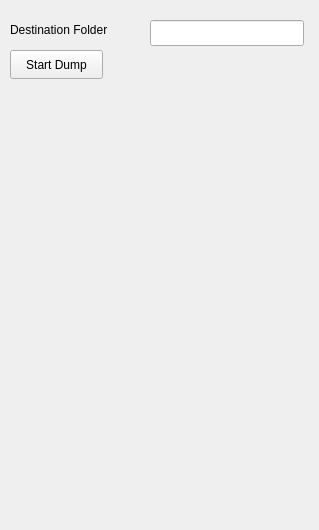
Before: the Qt Designer form cpp/dcmdump_plugin/plugin.ui in IMAGE-ET/DicomLab, drawn with Qt 5.
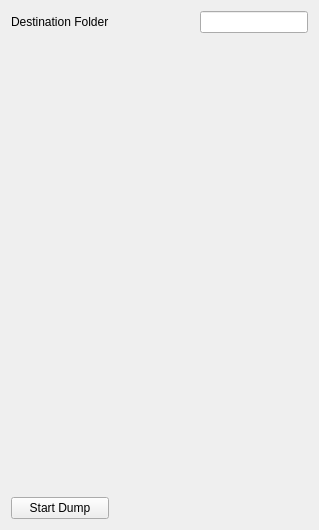
After: the same form once the commit is applied.

```diff
--- a/cpp/dcmdump_plugin/plugin.ui
+++ b/cpp/dcmdump_plugin/plugin.ui
@@ -13,42 +13,51 @@
   <property name="windowTitle">
    <string>Form</string>
   </property>
+  <layout class="QGridLayout" name="gridLayout">
+   <item row="0" column="0">
   <widget class="QLabel" name="lblDestinationFolder">
-   <property name="geometry">
-    <rect>
-     <x>10</x>
-     <y>20</y>
-     <width>122</width>
-     <height>20</height>
-    </rect>
-   </property>
    <property name="text">
     <string>Destination Folder</string>
    </property>
   </widget>
-  <widget class="QLineEdit" name="edtDestinationFolder">
-   <property name="geometry">
-    <rect>
-     <x>150</x>
-     <y>20</y>
-     <width>154</width>
-     <height>26</height>
-    </rect>
-   </property>
-  </widget>
+   </item>
+   <item row="0" column="1">
+    <spacer name="horizontalSpacer">
+     <property name="orientation">
+      <enum>Qt::Horizontal</enum>
+     </property>
+     <property name="sizeHint" stdset="0">
+      <size>
+       <width>22</width>
+       <height>20</height>
+      </size>
+     </property>
+    </spacer>
+   </item>
+   <item row="0" column="2">
+    <widget class="QLineEdit" name="edtDestinationFolder"/>
+   </item>
+   <item row="1" column="0">
+    <spacer name="verticalSpacer">
+     <property name="orientation">
+      <enum>Qt::Vertical</enum>
+     </property>
+     <property name="sizeHint" stdset="0">
+      <size>
+       <width>20</width>
+       <height>436</height>
+      </size>
+     </property>
+    </spacer>
+   </item>
+   <item row="2" column="0">
   <widget class="QPushButton" name="btnProcess">
-   <property name="geometry">
-    <rect>
-     <x>10</x>
-     <y>50</y>
-     <width>93</width>
-     <height>29</height>
-    </rect>
-   </property>
    <property name="text">
     <string>Start Dump</string>
    </property>
   </widget>
+   </item>
+  </layout>
  </widget>
  <resources/>
  <connections/>
```
Lines whose indentation alone changed are shown as unchanged.
